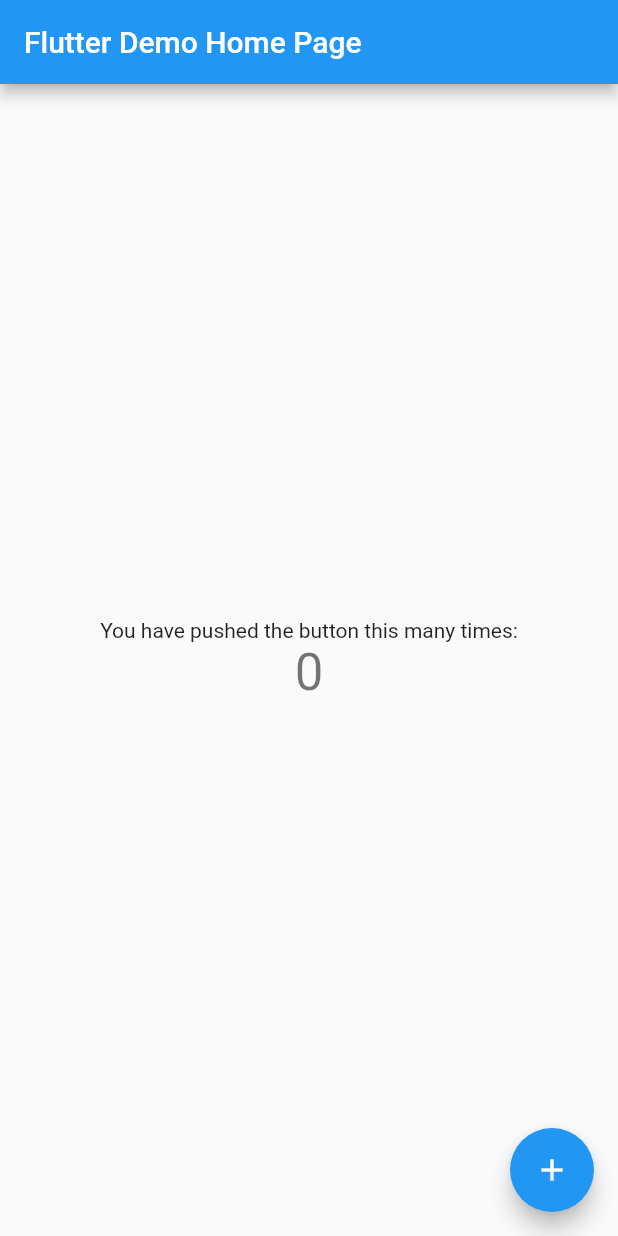
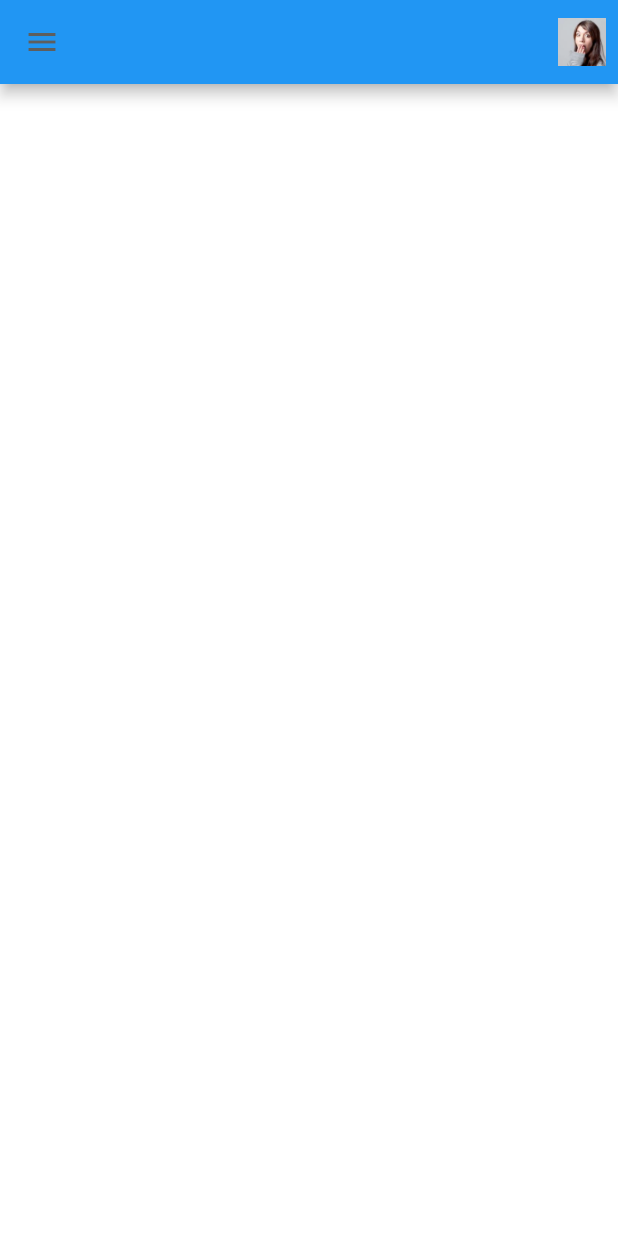
Before and after one commit to clevmania/xplorer, a Flutter app: the screen it shows after launch, on a phone screen of 412 x 824 dp. Run offline on Flutter 3.47's test engine with Material 2 defaults, Android fonts, the phone set to English and light mode, and no system bars; our stand-ins replace google_fonts.

Commit message:
add assets to app

```diff
--- a/lib/main.dart
+++ b/lib/main.dart
@@ -1,5 +1,7 @@
+import 'package:explorer/constant.dart';
 import 'package:explorer/ui/home.dart';
 import 'package:flutter/material.dart';
+import 'package:google_fonts/google_fonts.dart';
 
 void main() {
   runApp(MyApp());
@@ -13,21 +15,15 @@ class MyApp extends StatelessWidget {
       title: 'Explorer',
       theme: ThemeData(
         // This is the theme of your application.
-        //
-        // Try running your application with "flutter run". You'll see the
-        // application has a blue toolbar. Then, without quitting the app, try
-        // changing the primarySwatch below to Colors.green and then invoke
-        // "hot reload" (press "r" in the console where you ran "flutter run",
-        // or simply save your changes to "hot reload" in a Flutter IDE).
-        // Notice that the counter didn't reset back to zero; the application
-        // is not restarted.
-        primarySwatch: Colors.blue,
+        brightness: Brightness.light,
+        scaffoldBackgroundColor: Colors.white,
+        textTheme: GoogleFonts.poppinsTextTheme().apply(displayColor: kTextColor),
         // This makes the visual density adapt to the platform that you run
         // the app on. For desktop platforms, the controls will be smaller and
         // closer together (more dense) than on mobile platforms.
         visualDensity: VisualDensity.adaptivePlatformDensity,
       ),
-      home: MyHomePage(title: 'Flutter Demo Home Page'),
+      home: MyHomePage(),
     );
   }
 }
--- a/lib/ui/home.dart
+++ b/lib/ui/home.dart
@@ -1,86 +1,16 @@
+import 'package:explorer/constant.dart';
 import 'package:flutter/material.dart';
 
-class MyHomePage extends StatefulWidget {
-  MyHomePage({Key key, this.title}) : super(key: key);
-
-  // This widget is the home page of your application. It is stateful, meaning
-  // that it has a State object (defined below) that contains fields that affect
-  // how it looks.
-
-  // This class is the configuration for the state. It holds the values (in this
-  // case the title) provided by the parent (in this case the App widget) and
-  // used by the build method of the State. Fields in a Widget subclass are
-  // always marked "final".
-
-  final String title;
-
+class MyHomePage extends StatelessWidget {
   @override
-  _MyHomePageState createState() => _MyHomePageState();
-}
-
-class _MyHomePageState extends State<MyHomePage> {
-  int _counter = 0;
-
-  void _incrementCounter() {
-    setState(() {
-      // This call to setState tells the Flutter framework that something has
-      // changed in this State, which causes it to rerun the build method below
-      // so that the display can reflect the updated values. If we changed
-      // _counter without calling setState(), then the build method would not be
-      // called again, and so nothing would appear to happen.
-      _counter++;
-    });
-  }
-
-  @override
-  Widget build(BuildContext context) {
-    // This method is rerun every time setState is called, for instance as done
-    // by the _incrementCounter method above.
-    //
-    // The Flutter framework has been optimized to make rerunning build methods
-    // fast, so that you can just rebuild anything that needs updating rather
-    // than having to individually change instances of widgets.
+  Widget build(BuildContext context){
     return Scaffold(
       appBar: AppBar(
-        // Here we take the value from the MyHomePage object that was created by
-        // the App.build method, and use it to set our appbar title.
-        title: Text(widget.title),
+        leading: IconButton(icon: Icon(Icons.menu, color: kIconColor), onPressed: () { }),
+        actions: [
+          IconButton(icon: Image.asset("assets/images/profile.png") , onPressed: () {})
+        ],
       ),
-      body: Center(
-        // Center is a layout widget. It takes a single child and positions it
-        // in the middle of the parent.
-        child: Column(
-          // Column is also a layout widget. It takes a list of children and
-          // arranges them vertically. By default, it sizes itself to fit its
-          // children horizontally, and tries to be as tall as its parent.
-          //
-          // Invoke "debug painting" (press "p" in the console, choose the
-          // "Toggle Debug Paint" action from the Flutter Inspector in Android
-          // Studio, or the "Toggle Debug Paint" command in Visual Studio Code)
-          // to see the wireframe for each widget.
-          //
-          // Column has various properties to control how it sizes itself and
-          // how it positions its children. Here we use mainAxisAlignment to
-          // center the children vertically; the main axis here is the vertical
-          // axis because Columns are vertical (the cross axis would be
-          // horizontal).
-          mainAxisAlignment: MainAxisAlignment.center,
-          children: <Widget>[
-            Text(
-              'You have pushed the button this many times:',
-            ),
-            Text(
-              '$_counter',
-              style: Theme.of(context).textTheme.headline4,
-            ),
-          ],
-        ),
-      ),
-      floatingActionButton: FloatingActionButton(
-        onPressed: _incrementCounter,
-        tooltip: 'Increment',
-        child: Icon(Icons.add),
-      ), // This trailing comma makes auto-formatting nicer for build methods.
     );
   }
 }
--- a/pubspec.yaml
+++ b/pubspec.yaml
@@ -51,9 +51,9 @@ flutter:
   uses-material-design: true
 
   # To add assets to your application, add an assets section, like this:
-  # assets:
-  #   - images/a_dot_burr.jpeg
-  #   - images/a_dot_ham.jpeg
+  assets:
+    - assets/images/
+    - assets/icons/
 
   # An image asset can refer to one or more resolution-specific "variants", see
   # https://flutter.dev/assets-and-images/#resolution-aware.
```
